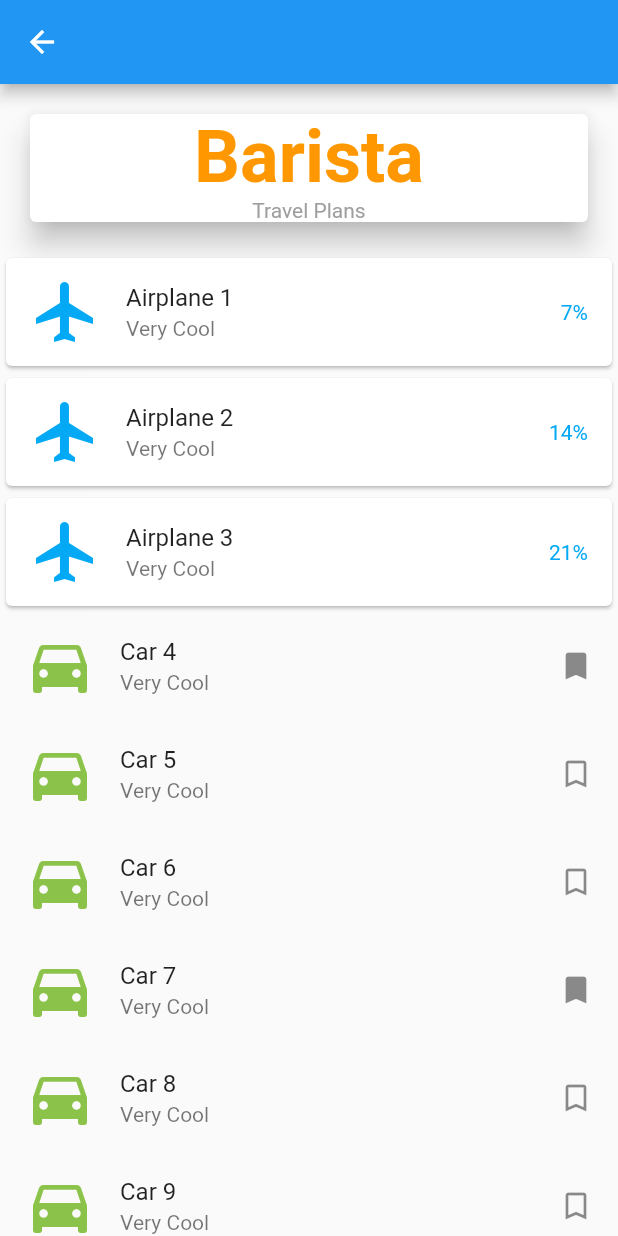
After one commit to ftdevelopper/fluttertest, a Flutter app: the ListViewPage screen opened by its route, on a phone screen of 412 x 824 dp. The commit adds this screen. Run offline on Flutter 3.47's test engine with Material 2 defaults, Android fonts, the phone set to English and light mode, and no system bars.

Commit message:
Create list view page with widgets

```diff
--- a/lib/main.dart
+++ b/lib/main.dart
@@ -1,6 +1,7 @@
 // ignore_for_file: prefer_const_constructors_in_immutables, prefer_const_constructors, use_key_in_widget_constructors
 
 import 'package:proyect_first/pages/fourth_page.dart';
+import 'package:proyect_first/pages/listview_page.dart';
 import 'package:proyect_first/pages/my_home_page.dart';
 import 'package:flutter/material.dart';
 import 'package:proyect_first/pages/second_page.dart';
@@ -38,6 +39,7 @@ class MyApp extends StatelessWidget {
         "kfly":(BuildContext context) => FlyPage(),
         "keleventh":(BuildContext context) => ElevenPage(),
         "ktwelveth":(BuildContext context) => TwelvePage(),
+        "klistview":(BuildContext context) => ListViewPage(),
       },
     );
   }
--- /dev/null
+++ b/lib/pages/listview_page.dart
@@ -0,0 +1,31 @@
+import 'package:flutter/material.dart';
+import 'package:proyect_first/widgets/header.dart';
+import 'package:proyect_first/widgets/row.dart';
+import 'package:proyect_first/widgets/row_with_card.dart';
+
+class ListViewPage extends StatelessWidget {
+  const ListViewPage({Key? key}) : super(key: key);
+
+  @override
+  Widget build(BuildContext context) {
+    return Scaffold(
+      appBar: AppBar(
+
+      ),
+      body: SafeArea(
+        child: ListView.builder(
+          itemCount: 20,
+          itemBuilder: (BuildContext context, int index){
+            if (index == 0){
+              return HeaderWidget(index: index);
+            } else if (index >= 1 && index <= 3){
+              return RowWithCardWidget(index: index);
+            } else {
+              return RowWidget(index: index);
+            }
+          },
+        ),
+      ),
+    );
+  }
+}
--- a/lib/pages/my_home_page.dart
+++ b/lib/pages/my_home_page.dart
@@ -149,6 +149,12 @@ class _MyHomePageState extends State<MyHomePage> {
                 _quickShowPage(context, "ktwelveth");
                },
               ),
+              RaisedButton(
+                child: Text("List View Page"),
+                onPressed: (){
+                _quickShowPage(context, "klistview");
+               },
+              ),
               Container(
                 height: 800,
                 width: 20,
--- a/lib/pages/twelve_page.dart
+++ b/lib/pages/twelve_page.dart
@@ -26,11 +26,6 @@ class _TwelvePageState extends State<TwelvePage> with TickerProviderStateMixin {
   @override
   void dispose(){
     super.dispose();
-    @override
-    void dispose(){
-      _tabController.dispose();
-      super.dispose();
-    }
     _tabController.dispose();
   }
 
--- /dev/null
+++ b/lib/widgets/header.dart
@@ -0,0 +1,42 @@
+import 'package:flutter/material.dart';
+
+class HeaderWidget extends StatelessWidget {
+  const HeaderWidget({Key? key, required this.index}) : super(key: key);
+
+  final int index;
+
+  @override
+  Widget build(BuildContext context) {
+    return Container(
+      padding: EdgeInsets.all(16.0),
+      child: Card(
+        elevation: 8.0,
+        color: Colors.white,
+        //shape: StadiumBorder();
+        //shape: UnderlineInputBorder(borderSide: BorderSide(color: Colors.deepOrange)),
+        //shape: OutlineInputBorder(borderSide: BorderSide(color: Colores.deepOrange.withOpacity(0.5)),),
+        child: Column(
+          mainAxisAlignment: MainAxisAlignment.center,
+          children: <Widget>[
+            Text(
+              'Barista',
+              textAlign: TextAlign.center,
+              style: TextStyle(
+                fontWeight: FontWeight.bold,
+                fontSize: 48.0,
+                color: Colors.orange,
+              ),
+            ),
+            Text(
+              'Travel Plans',
+              textAlign: TextAlign.center,
+              style: TextStyle(
+                color: Colors.grey
+                ),
+            ),
+          ],
+        )
+      ),
+    );
+  }
+}
--- /dev/null
+++ b/lib/widgets/row.dart
@@ -0,0 +1,26 @@
+import 'package:flutter/material.dart';
+
+class RowWidget extends StatelessWidget {
+  const RowWidget({Key? key, required this.index}) : super(key: key);
+  final int index;
+
+  @override
+  Widget build(BuildContext context) {
+    return ListTile(
+      leading: Icon(
+        Icons.directions_car,
+        size: 48.0,
+        color: Colors.lightGreen,
+      ),
+      title: Text('Car $index'),
+      subtitle: Text('Very Cool'),
+      trailing: (index % 3).isEven
+        ? Icon(Icons.bookmark_border)
+        : Icon(Icons.bookmark),
+      selected: false,
+      onTap: (){
+        print('tapped on Row $index');
+      }
+    );
+  }
+}
--- /dev/null
+++ b/lib/widgets/row_with_card.dart
@@ -0,0 +1,29 @@
+import 'package:flutter/material.dart';
+
+class RowWithCardWidget extends StatelessWidget {
+  const RowWithCardWidget({Key? key, required this.index}) : super(key: key);
+  final int index;
+
+  @override
+  Widget build(BuildContext context) {
+    return Card(
+      child: ListTile(
+        leading: Icon(
+          Icons.flight,
+          size: 48.0,
+          color: Colors.lightBlue,
+        ),
+        title: Text('Airplane $index'),
+        subtitle: Text('Very Cool'),
+        trailing: Text(
+          '${index * 7}%',
+          style: TextStyle(color: Colors.lightBlue),
+        ),
+        //slected: true,
+        onTap: (){
+          print('Tapped on Row $index');
+        }
+      ),
+    );
+  }
+}
```
